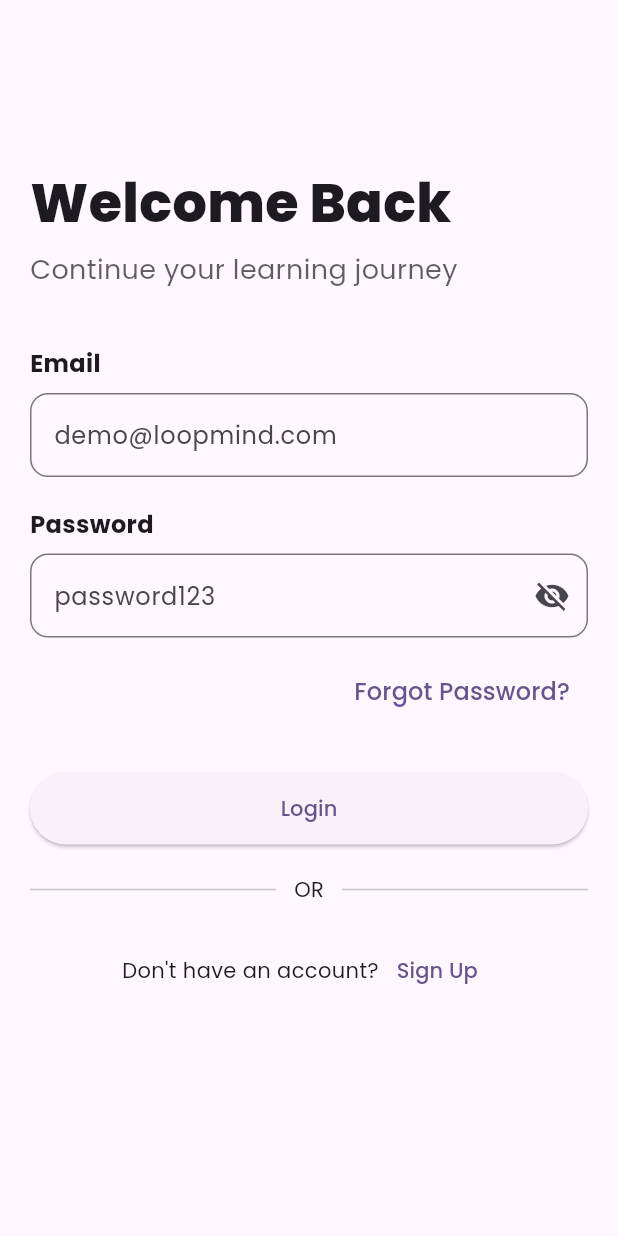
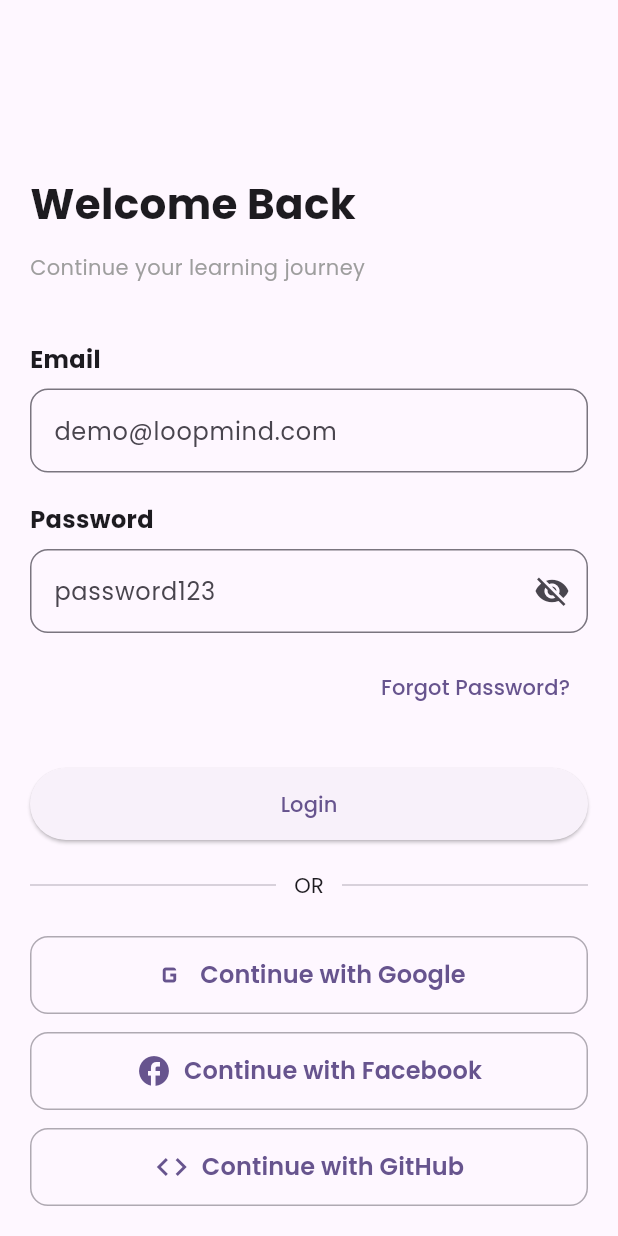
Before and after one commit to ValouteGG/LooopMind, a Flutter app: the screen it shows after launch, on a phone screen of 412 x 824 dp. Run offline on Flutter 3.47's test engine with Material 3 defaults, Android fonts, the phone set to English and light mode, and no system bars; our stand-ins replace google_fonts, shared_preferences, supabase_flutter; accounts and stored records are empty.

Commit message:
More fixes

```diff
--- a/lib/main.dart
+++ b/lib/main.dart
@@ -62,18 +62,16 @@ class MyApp extends StatelessWidget {
         surface: const Color(0xFFFAF5FF), // Soft lavender surface
       ),
       textTheme: GoogleFonts.poppinsTextTheme(base.textTheme),
-      appBarTheme: AppBarTheme(
+      appBarTheme: const AppBarTheme(
         elevation: 0,
         centerTitle: true,
-        backgroundColor: const Color(0xFF8B5CF6),
+        backgroundColor: Color(0xFF8B5CF6),
         foregroundColor: Colors.white,
-        titleTextStyle: const TextStyle(
+        titleTextStyle: TextStyle(
           color: Colors.white,
           fontWeight: FontWeight.w600,
           fontSize: 20,
         ),
-        shadowColor: Colors.black.withOpacity(0.2),
-        surfaceTintColor: Colors.transparent,
       ),
     );
   }
@@ -93,18 +91,16 @@ class MyApp extends StatelessWidget {
         onSurface: Colors.white70,
       ),
       textTheme: GoogleFonts.poppinsTextTheme(base.textTheme),
-      appBarTheme: AppBarTheme(
+      appBarTheme: const AppBarTheme(
         elevation: 0,
         centerTitle: true,
-        backgroundColor: const Color(0xFF7C3AED),
+        backgroundColor: Color(0xFF7C3AED),
         foregroundColor: Colors.white,
-        titleTextStyle: const TextStyle(
+        titleTextStyle: TextStyle(
           color: Colors.white,
           fontWeight: FontWeight.w600,
           fontSize: 20,
         ),
-        shadowColor: Colors.black.withOpacity(0.3),
-        surfaceTintColor: Colors.transparent,
       ),
     );
   }
--- a/lib/routes/app_routes.dart
+++ b/lib/routes/app_routes.dart
@@ -25,7 +25,7 @@ class AppRoutes {
   static Route<dynamic> generateRoute(RouteSettings settings) {
     switch (settings.name) {
       case login:
-        return MaterialPageRoute(builder: (_) => const LoginScreen());
+        return MaterialPageRoute(builder: (_) => LoginScreen());
       case signup:
         return MaterialPageRoute(builder: (_) => const SignupScreen());
       case home:
--- a/lib/view_models/auth_viewmodel.dart
+++ b/lib/view_models/auth_viewmodel.dart
@@ -1,4 +1,5 @@
 import 'package:flutter/material.dart';
+import 'package:provider/provider.dart';
 import 'package:supabase_flutter/supabase_flutter.dart';
 import '../../models/user_model.dart';
 
@@ -128,6 +129,38 @@ class AuthViewModel extends ChangeNotifier {
     }
   }
 
+  Future<bool> signInWithOAuth(String provider) async {
+    _isLoading = true;
+    _error = null;
+    notifyListeners();
+
+    try {
+      OAuthProvider selectedProvider;
+      switch (provider.toLowerCase()) {
+        case 'google':
+          selectedProvider = OAuthProvider.google;
+          break;
+        case 'facebook':
+          selectedProvider = OAuthProvider.facebook;
+          break;
+        case 'github':
+          selectedProvider = OAuthProvider.github;
+          break;
+        default:
+          throw Exception('Unsupported provider: $provider');
+      }
+      await _supabase.auth.signInWithOAuth(selectedProvider);
+      await checkAuthStatus();
+      return true;
+    } catch (e) {
+      _error = 'OAuth login failed: $e';
+      return false;
+    } finally {
+      _isLoading = false;
+      notifyListeners();
+    }
+  }
+
   Future<void> logout() async {
     await _supabase.auth.signOut();
     _user = null;
--- a/lib/views/screens/auth/login_screen.dart
+++ b/lib/views/screens/auth/login_screen.dart
@@ -3,6 +3,7 @@ import 'package:provider/provider.dart';
 import '../../../view_models/auth_viewmodel.dart';
 import '../../widgets/custom_textfield.dart';
 import '../../widgets/custom_button.dart';
+import '../../widgets/oauth_button.dart';
 
 class LoginScreen extends StatefulWidget {
   const LoginScreen({Key? key}) : super(key: key);
@@ -31,25 +32,15 @@ class _LoginScreenState extends State<LoginScreen> {
                   crossAxisAlignment: CrossAxisAlignment.start,
                   children: [
                     const SizedBox(height: 40),
-                    Text(
+                    const Text(
                       'Welcome Back',
-                      style: TextStyle(
-                        fontSize: 36,
-                        fontWeight: FontWeight.w800,
-                        height: 1.1,
-                      ),
+                      style:
+                          TextStyle(fontSize: 28, fontWeight: FontWeight.bold),
                     ),
                     const SizedBox(height: 12),
-                    Text(
+                    const Text(
                       'Continue your learning journey',
-                      style: TextStyle(
-                        fontSize: 18,
-                        color: Theme.of(context)
-                            .colorScheme
-                            .onSurface
-                            .withOpacity(0.7),
-                        height: 1.3,
-                      ),
+                      style: TextStyle(fontSize: 14, color: Colors.grey),
                     ),
                     const SizedBox(height: 40),
                     if (authVM.error != null)
@@ -61,11 +52,7 @@ class _LoginScreenState extends State<LoginScreen> {
                         ),
                         child: Text(
                           authVM.error!,
-                          style: const TextStyle(
-                            fontSize: 16,
-                            color: Colors.red,
-                            height: 1.3,
-                          ),
+                          style: const TextStyle(color: Colors.red),
                         ),
                       ),
                     if (authVM.error != null) const SizedBox(height: 20),
@@ -96,13 +83,7 @@ class _LoginScreenState extends State<LoginScreen> {
                       alignment: Alignment.centerRight,
                       child: TextButton(
                         onPressed: () {},
-                        child: Text(
-                          'Forgot Password?',
-                          style: TextStyle(
-                            fontSize: 16,
-                            fontWeight: FontWeight.w500,
-                          ),
-                        ),
+                        child: const Text('Forgot Password?'),
                       ),
                     ),
                     const SizedBox(height: 30),
@@ -132,7 +113,36 @@ class _LoginScreenState extends State<LoginScreen> {
                         Expanded(child: Divider()),
                       ],
                     ),
-                    const SizedBox(height: 20),
+                    const SizedBox(height: 24),
+                    // OAuth Buttons
+                    Column(
+                      children: [
+                        OAuthButton(
+                          icon: Icons.g_mobiledata,
+                          label: 'Continue with Google',
+                          onPressed: () => context
+                              .read<AuthViewModel>()
+                              .signInWithOAuth('google'),
+                        ),
+                        const SizedBox(height: 12),
+                        OAuthButton(
+                          icon: Icons.facebook,
+                          label: 'Continue with Facebook',
+                          onPressed: () => context
+                              .read<AuthViewModel>()
+                              .signInWithOAuth('facebook'),
+                        ),
+                        const SizedBox(height: 12),
+                        OAuthButton(
+                          icon: Icons.code,
+                          label: 'Continue with GitHub',
+                          onPressed: () => context
+                              .read<AuthViewModel>()
+                              .signInWithOAuth('github'),
+                        ),
+                      ],
+                    ),
+                    const SizedBox(height: 32),
                     Row(
                       mainAxisAlignment: MainAxisAlignment.center,
                       children: [
--- /dev/null
+++ b/lib/views/widgets/oauth_button.dart
@@ -0,0 +1,40 @@
+import 'package:flutter/material.dart';
+
+class OAuthButton extends StatelessWidget {
+  final IconData icon;
+  final String label;
+  final VoidCallback onPressed;
+
+  const OAuthButton({
+    Key? key,
+    required this.icon,
+    required this.label,
+    required this.onPressed,
+  }) : super(key: key);
+
+  @override
+  Widget build(BuildContext context) {
+    return SizedBox(
+      width: double.infinity,
+      height: 52,
+      child: OutlinedButton.icon(
+        onPressed: onPressed,
+        icon: Icon(icon, size: 24),
+        label: Text(
+          label,
+          style: TextStyle(
+            fontSize: 16,
+            fontWeight: FontWeight.w600,
+          ),
+        ),
+        style: OutlinedButton.styleFrom(
+          side: BorderSide(
+              color: Theme.of(context).colorScheme.outline.withOpacity(0.6)),
+          shape:
+              RoundedRectangleBorder(borderRadius: BorderRadius.circular(12)),
+          padding: const EdgeInsets.symmetric(vertical: 12),
+        ),
+      ),
+    );
+  }
+}
```
Also changed, not shown: 1 other file.
